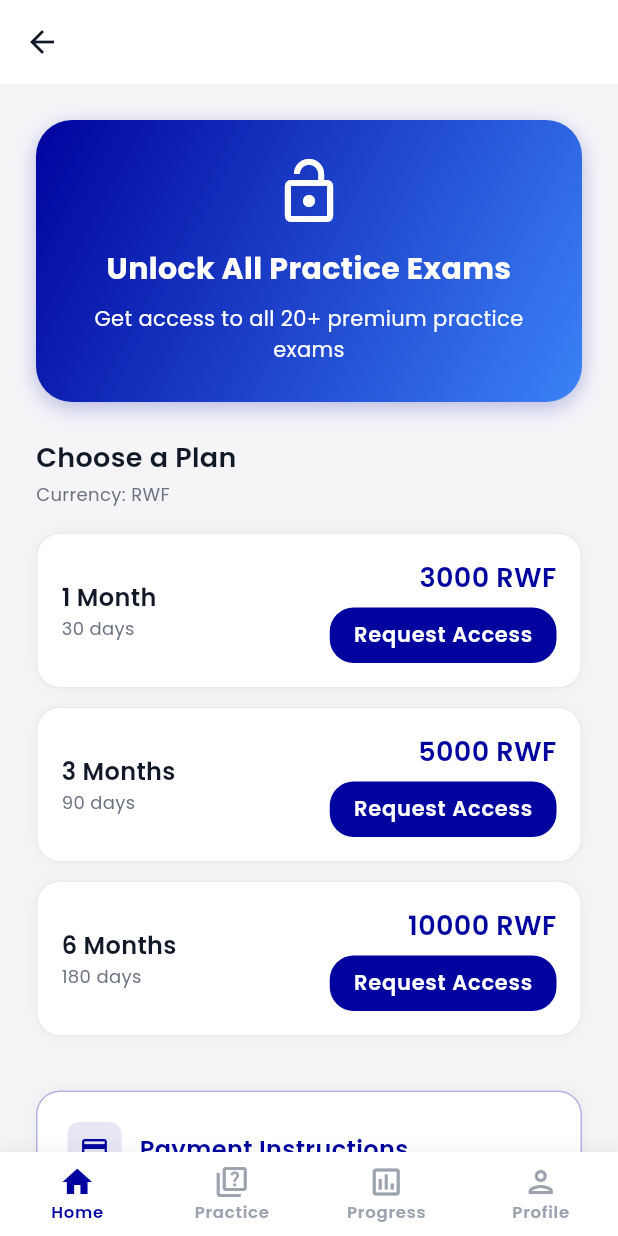
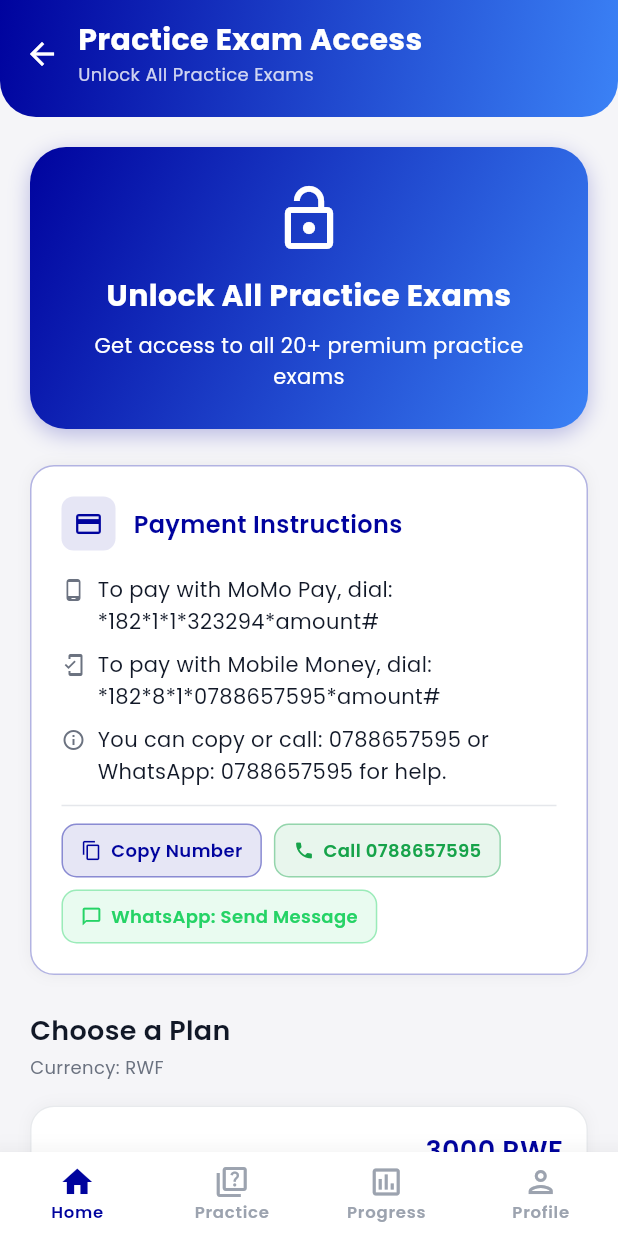
Before and after one commit to codetraildevs/driving_exam_prep_app_ui, a Flutter app: the SubscriptionPage screen opened by its route, on a phone screen of 412 x 824 dp. Run offline on Flutter 3.47's test engine with Material 3 defaults, Android fonts, the phone set to English and light mode, and no system bars; our stand-ins replace device_info_plus, flutter_bloc, go_router, google_fonts, shared_preferences; accounts and stored records are empty.

Commit message:
fix: subscription page issues, overflow in admin_access_page, shared gradient header
- subscription_page: per-tier loading spinner (not all-at-once)
- subscription_page: payment instructions moved BEFORE plan cards
- subscription_page: add copy/call/WhatsApp buttons to instructions card
- subscription_page: update dial codes (*182*1*1*323294*amount# etc.)
- subscription_page: handle backend 200+duplicate:true AND 409 for duplicates
- subscription_page: replace AppBar with curved gradient AppPageHeader
- app_router: redirect paid/active users away from /subscription to /home
- backend index.php: return HTTP 409 for duplicate tier requests
- admin_access_page: fix RenderFlex overflow by wrapping toolbar chips in scrollable row
- shared/widgets/app_page_header.dart: new reusable curved gradient page header
- practice_page/settings_page/profile_page: apply AppPageHeader
- i18n (en/fr/rw): add paymentMomoPayDial, paymentMobileMoneyDial, paymentHelpContact keys

Co-authored-by: codetraildevs <230522764+codetraildevs@users.noreply.github.com>

```diff
--- a/lib/features/profile/presentation/pages/profile_page.dart
+++ b/lib/features/profile/presentation/pages/profile_page.dart
@@ -10,6 +10,7 @@ import '../../../../features/auth/presentation/bloc/auth_bloc.dart';
 import '../../../../shared/network/api_config.dart';
 import '../../../../shared/session/auth_session.dart';
 import '../../../../shared/subscription/subscription_provider.dart';
+import '../../../../shared/widgets/app_page_header.dart';
 
 class ProfilePage extends StatefulWidget {
   /// When [userId] is provided, admin is viewing another user's profile.
--- a/lib/features/subscription/presentation/pages/subscription_page.dart
+++ b/lib/features/subscription/presentation/pages/subscription_page.dart
@@ -2,7 +2,6 @@ import 'dart:convert';
 import 'package:flutter/material.dart';
 import 'package:flutter/services.dart';
 import 'package:flutter_bloc/flutter_bloc.dart';
-import 'package:go_router/go_router.dart';
 import 'package:http/http.dart' as http;
 import 'package:provider/provider.dart';
 import 'package:url_launcher/url_launcher.dart';
@@ -14,6 +13,7 @@ import '../../../../shared/locale/locale_provider.dart';
 import '../../../../shared/network/api_config.dart';
 import '../../../../shared/session/auth_session.dart';
 import '../../../../shared/subscription/subscription_provider.dart';
+import '../../../../shared/widgets/app_page_header.dart';
 
 const _kHelpNumber = '0788657595';
 
@@ -25,7 +25,8 @@ class SubscriptionPage extends StatefulWidget {
 }
 
 class _SubscriptionPageState extends State<SubscriptionPage> {
-  bool _isRequesting = false;
+  /// Which tier is currently being submitted (null = none loading).
+  String? _loadingTier;
   String? _successMessage;
   String? _errorMessage;
   bool _isDuplicateRequest = false;
@@ -53,8 +54,11 @@ class _SubscriptionPageState extends State<SubscriptionPage> {
     int price,
     String langCode,
   ) async {
+    // Prevent submitting another tier while one is already loading.
+    if (_loadingTier != null) return;
+
     setState(() {
-      _isRequesting = true;
+      _loadingTier = tier;
       _successMessage = null;
       _errorMessage = null;
       _isDuplicateRequest = false;
@@ -69,7 +73,7 @@ class _SubscriptionPageState extends State<SubscriptionPage> {
 
     if (userId == null || userId.isEmpty) {
       setState(() {
-        _isRequesting = false;
+        _loadingTier = null;
         _errorMessage = l10n.commonError;
       });
       return;
@@ -95,18 +99,35 @@ class _SubscriptionPageState extends State<SubscriptionPage> {
           )
           .timeout(const Duration(seconds: 15));
 
-      if (response.statusCode == 200 || response.statusCode == 201) {
+      if (response.statusCode == 409) {
+        // Duplicate request (proper HTTP 409).
         setState(() {
-          _successMessage = l10n.subscriptionRequestSent;
+          _isDuplicateRequest = true;
+          _errorMessage = l10n.paymentRequestExists;
         });
-      } else if (response.statusCode == 409) {
-        // Duplicate request
+      } else if (response.statusCode == 200 || response.statusCode == 201) {
+        // Backend may return 200 with duplicate:true for an already-pending tier.
+        Map<String, dynamic> data = {};
+        try {
+          final decoded = json.decode(response.body);
+          if (decoded is Map<String, dynamic>) data = decoded;
+        } catch (_) {}
+        if (data['duplicate'] == true) {
           setState(() {
             _isDuplicateRequest = true;
             _errorMessage = l10n.paymentRequestExists;
           });
         } else {
-        final data = json.decode(response.body);
+          setState(() {
+            _successMessage = l10n.subscriptionRequestSent;
+          });
+        }
+      } else {
+        Map<String, dynamic> data = {};
+        try {
+          final decoded = json.decode(response.body);
+          if (decoded is Map<String, dynamic>) data = decoded;
+        } catch (_) {}
         final msg = (data['message'] as String?)?.isNotEmpty == true
             ? data['message'] as String
             : l10n.paymentError;
@@ -121,7 +142,7 @@ class _SubscriptionPageState extends State<SubscriptionPage> {
         _errorMessage = l10n.paymentError;
       });
     } finally {
-      setState(() => _isRequesting = false);
+      setState(() => _loadingTier = null);
     }
   }
 
@@ -160,32 +181,33 @@ class _SubscriptionPageState extends State<SubscriptionPage> {
     final isLarge = screenWidth >= 600;
 
     return Scaffold(
-      appBar: AppBar(
-        title: Text(l10n.subscriptionTitle),
-        elevation: 0,
-        leading: IconButton(
-          icon: const Icon(Icons.arrow_back),
-          onPressed: () => context.pop(),
+      body: Column(
+        children: [
+          AppPageHeader(
+            title: l10n.subscriptionTitle,
+            subtitle: l10n.subscriptionSubtitle,
+            showBack: true,
           ),
-      ),
-      body: SafeArea(
+          Expanded(
             child: SingleChildScrollView(
-          padding: EdgeInsets.all(isLarge ? 32 : 24),
+              padding: EdgeInsets.all(isLarge ? 32 : 20),
               child: Column(
                 crossAxisAlignment: CrossAxisAlignment.stretch,
                 children: [
-              // Current status
+                  // ── Active subscription banner ──────────────────────────
                   if (subscription.hasActiveAccess) ...[
                     Container(
                       padding: const EdgeInsets.all(16),
                       decoration: BoxDecoration(
                         color: AppColors.success.withValues(alpha: 0.1),
-                    border: Border.all(color: AppColors.success.withValues(alpha: 0.4)),
+                        border: Border.all(
+                            color: AppColors.success.withValues(alpha: 0.4)),
                         borderRadius: BorderRadius.circular(16),
                       ),
                       child: Row(
                         children: [
-                      const Icon(Icons.check_circle, color: AppColors.success),
+                          const Icon(Icons.check_circle,
+                              color: AppColors.success),
                           const SizedBox(width: 12),
                           Expanded(
                             child: Column(
@@ -201,7 +223,10 @@ class _SubscriptionPageState extends State<SubscriptionPage> {
                                 if (subscription.expiresAt != null)
                                   Text(
                                     l10n.subscriptionExpires(
-                                  subscription.expiresAt!.toLocal().toString().split(' ')[0],
+                                      subscription.expiresAt!
+                                          .toLocal()
+                                          .toString()
+                                          .split(' ')[0],
                                     ),
                                     style: AppTextStyles.bodySmall.copyWith(
                                       color: AppColors.textSecondary,
@@ -213,14 +238,15 @@ class _SubscriptionPageState extends State<SubscriptionPage> {
                         ],
                       ),
                     ),
-                const SizedBox(height: 24),
+                    const SizedBox(height: 20),
                   ],
 
-              // Header
+                  // ── Promo header card ────────────────────────────────────
                   Container(
                     padding: const EdgeInsets.all(24),
                     decoration: BoxDecoration(
-                  gradient: AppColors.primaryGradientFor(Theme.of(context).brightness),
+                      gradient: AppColors.primaryGradientFor(
+                          Theme.of(context).brightness),
                       borderRadius: BorderRadius.circular(24),
                       boxShadow: [
                         BoxShadow(
@@ -232,7 +258,8 @@ class _SubscriptionPageState extends State<SubscriptionPage> {
                     ),
                     child: Column(
                       children: [
-                    const Icon(Icons.lock_open, size: 48, color: AppColors.textInverse),
+                        const Icon(Icons.lock_open,
+                            size: 48, color: AppColors.textInverse),
                         const SizedBox(height: 12),
                         Text(
                           l10n.subscriptionSubtitle,
@@ -246,7 +273,8 @@ class _SubscriptionPageState extends State<SubscriptionPage> {
                         const SizedBox(height: 8),
                         Text(
                           l10n.subscriptionGetAccess(langCode == 'rw' ? 12 : 20),
-                      style: const TextStyle(color: AppColors.textInverse, fontSize: 14),
+                          style: const TextStyle(
+                              color: AppColors.textInverse, fontSize: 14),
                           textAlign: TextAlign.center,
                         ),
                       ],
@@ -254,53 +282,64 @@ class _SubscriptionPageState extends State<SubscriptionPage> {
                   ),
                   const SizedBox(height: 24),
 
-              // Pricing label
-              Text(l10n.subscriptionChoosePlan, style: AppTextStyles.heading5),
+                  // ── Payment Instructions — shown FIRST before plan cards ──
+                  _PaymentInstructionsCard(
+                    l10n: l10n,
+                    onCopy: () => _copyNumber(context),
+                    onCall: _callNumber,
+                    onWhatsApp: () =>
+                        _openWhatsApp(l10n.paymentWhatsAppMessage),
+                  ),
+                  const SizedBox(height: 24),
+
+                  // ── Plan selection ────────────────────────────────────────
+                  Text(l10n.subscriptionChoosePlan,
+                      style: AppTextStyles.heading5),
                   const SizedBox(height: 4),
                   Text(
                     l10n.subscriptionCurrency,
-                style: AppTextStyles.bodySmall.copyWith(color: AppColors.textSecondary),
+                    style: AppTextStyles.bodySmall
+                        .copyWith(color: AppColors.textSecondary),
                   ),
                   const SizedBox(height: 16),
 
-              // Plan cards
                   ...plans.map((plan) => _PlanCard(
                         plan: plan,
-                    isLoading: _isRequesting,
+                        loadingTier: _loadingTier,
                         onRequest: (tier, price) =>
                             _requestAccess(context, tier, price, langCode),
                         l10n: l10n,
                       )),
 
-              const SizedBox(height: 24),
-
-              // Payment Instructions Card — always visible
-              _PaymentInstructionsCard(l10n: l10n),
-
-              // Success/Error messages
+                  // ── Success message ──────────────────────────────────────
                   if (_successMessage != null) ...[
                     const SizedBox(height: 16),
                     Container(
                       padding: const EdgeInsets.all(16),
                       decoration: BoxDecoration(
                         color: AppColors.success.withValues(alpha: 0.1),
-                    border: Border.all(color: AppColors.success.withValues(alpha: 0.4)),
+                        border: Border.all(
+                            color: AppColors.success.withValues(alpha: 0.4)),
                         borderRadius: BorderRadius.circular(16),
                       ),
                       child: Row(
                         children: [
-                      const Icon(Icons.check_circle, color: AppColors.success),
+                          const Icon(Icons.check_circle,
+                              color: AppColors.success),
                           const SizedBox(width: 12),
                           Expanded(
                             child: Text(
                               _successMessage!,
-                          style: AppTextStyles.bodyMedium.copyWith(color: AppColors.success),
+                              style: AppTextStyles.bodyMedium
+                                  .copyWith(color: AppColors.success),
                             ),
                           ),
                         ],
                       ),
                     ),
                   ],
+
+                  // ── Error message ────────────────────────────────────────
                   if (_errorMessage != null) ...[
                     const SizedBox(height: 16),
                     _ErrorCard(
@@ -310,13 +349,17 @@ class _SubscriptionPageState extends State<SubscriptionPage> {
                       l10n: l10n,
                       onCopy: () => _copyNumber(context),
                       onCall: _callNumber,
-                  onWhatsApp: () => _openWhatsApp(l10n.paymentWhatsAppMessage),
+                      onWhatsApp: () =>
+                          _openWhatsApp(l10n.paymentWhatsAppMessage),
                     ),
                   ],
-              const SizedBox(height: 16),
+
+                  const SizedBox(height: 24),
                 ],
               ),
             ),
+          ),
+        ],
       ),
     );
   }
@@ -331,8 +374,12 @@ class _PaymentRow extends StatelessWidget {
   @override
   Widget build(BuildContext context) {
     return Row(
+      crossAxisAlignment: CrossAxisAlignment.start,
       children: [
-        Icon(icon, size: 16, color: AppColors.textSecondary),
+        Padding(
+          padding: const EdgeInsets.only(top: 2),
+          child: Icon(icon, size: 16, color: AppColors.textSecondary),
+        ),
         const SizedBox(width: 8),
         Expanded(child: Text(text, style: AppTextStyles.bodyMedium)),
       ],
@@ -340,11 +387,20 @@ class _PaymentRow extends StatelessWidget {
   }
 }
 
-// ─── Payment instructions card — always visible ──────────────────────────────
+// ─── Payment instructions card — always visible, with action buttons ──────────
 
 class _PaymentInstructionsCard extends StatelessWidget {
   final AppLocalizations l10n;
-  const _PaymentInstructionsCard({required this.l10n});
+  final VoidCallback onCopy;
+  final VoidCallback onCall;
+  final VoidCallback onWhatsApp;
+
+  const _PaymentInstructionsCard({
+    required this.l10n,
+    required this.onCopy,
+    required this.onCall,
+    required this.onWhatsApp,
+  });
 
   @override
   Widget build(BuildContext context) {
@@ -384,31 +440,36 @@ class _PaymentInstructionsCard extends StatelessWidget {
             ],
           ),
           const SizedBox(height: 16),
-          _PaymentRow(icon: Icons.phone_android, text: l10n.paymentMomoPayNumber),
+          _PaymentRow(icon: Icons.phone_android, text: l10n.paymentMomoPayDial),
           const SizedBox(height: 8),
-          _PaymentRow(icon: Icons.mobile_friendly, text: l10n.paymentMobileMoneyNumber),
+          _PaymentRow(icon: Icons.mobile_friendly, text: l10n.paymentMobileMoneyDial),
+          const SizedBox(height: 8),
+          _PaymentRow(icon: Icons.info_outline, text: l10n.paymentHelpContact),
           const Divider(height: 24),
-          Row(
+          Wrap(
+            spacing: 8,
+            runSpacing: 8,
             children: [
-              Container(
-                padding: const EdgeInsets.all(8),
-                decoration: BoxDecoration(
-                  color: AppColors.warning.withValues(alpha: 0.1),
-                  borderRadius: BorderRadius.circular(8),
+              _ActionButton(
+                icon: Icons.copy,
+                label: l10n.paymentCopyNumber,
+                onTap: onCopy,
+                color: AppColors.primary,
               ),
-                child: const Icon(Icons.help_outline, color: AppColors.warning, size: 20),
+              _ActionButton(
+                icon: Icons.phone,
+                label: l10n.paymentCallNumber,
+                onTap: onCall,
+                color: AppColors.success,
               ),
-              const SizedBox(width: 12),
-              Text(
-                l10n.subscriptionNeedHelp,
-                style: AppTextStyles.heading6.copyWith(color: AppColors.warning),
+              _ActionButton(
+                icon: Icons.chat_bubble_outline,
+                label: l10n.paymentWhatsApp,
+                onTap: onWhatsApp,
+                color: const Color(0xFF25D366),
               ),
             ],
           ),
-          const SizedBox(height: 12),
-          _PaymentRow(icon: Icons.phone, text: l10n.subscriptionHelpCall),
-          const SizedBox(height: 8),
-          _PaymentRow(icon: Icons.chat, text: l10n.subscriptionHelpWhatsapp),
         ],
       ),
     );
@@ -547,13 +608,14 @@ class _ActionButton extends StatelessWidget {
 
 class _PlanCard extends StatelessWidget {
   final Map<String, dynamic> plan;
-  final bool isLoading;
+  /// The tier currently loading, or null if nothing is loading.
+  final String? loadingTier;
   final void Function(String tier, int price) onRequest;
   final AppLocalizations l10n;
 
   const _PlanCard({
     required this.plan,
-    required this.isLoading,
+    required this.loadingTier,
     required this.onRequest,
     required this.l10n,
   });
@@ -564,6 +626,9 @@ class _PlanCard extends StatelessWidget {
     final price = plan['price'] as int;
     final label = plan['label'] as String;
     final days = plan['durationDays'] as int;
+
+    final isThisTierLoading = loadingTier == tier;
+    final anyLoading = loadingTier != null;
 
     return Container(
       margin: const EdgeInsets.only(bottom: 12),
@@ -600,13 +665,15 @@ class _PlanCard extends StatelessWidget {
                 ),
                 const SizedBox(height: 8),
                 ElevatedButton(
-                  onPressed: isLoading ? null : () => onRequest(tier, price),
+                  // Disable all buttons while any tier is loading.
+                  onPressed: anyLoading ? null : () => onRequest(tier, price),
                   style: ElevatedButton.styleFrom(
                     padding: const EdgeInsets.symmetric(horizontal: 16, vertical: 8),
                     minimumSize: Size.zero,
                     tapTargetSize: MaterialTapTargetSize.shrinkWrap,
                   ),
-                  child: isLoading
+                  // Only THIS card's button shows a spinner.
+                  child: isThisTierLoading
                       ? const SizedBox(
                           width: 16,
                           height: 16,
--- a/lib/l10n/intl_en.arb
+++ b/lib/l10n/intl_en.arb
@@ -911,11 +911,20 @@
   "paymentMomoPayNumber": "MoMo Pay: 323294",
   "@paymentMomoPayNumber": { "description": "MoMo pay number" },
 
+  "paymentMomoPayDial": "To pay with MoMo Pay, dial: *182*1*1*323294*amount#",
+  "@paymentMomoPayDial": { "description": "MoMo Pay dial instruction" },
+
   "paymentMobileMoneyNumber": "Mobile Money: 0788657595",
   "@paymentMobileMoneyNumber": { "description": "Mobile money number" },
 
+  "paymentMobileMoneyDial": "To pay with Mobile Money, dial: *182*8*1*0788657595*amount#",
+  "@paymentMobileMoneyDial": { "description": "Mobile Money dial instruction" },
+
   "paymentHelpText": "Need help? Call or WhatsApp: 0788657595",
   "@paymentHelpText": { "description": "Payment help text" },
+
+  "paymentHelpContact": "You can copy or call: 0788657595 or WhatsApp: 0788657595 for help.",
+  "@paymentHelpContact": { "description": "Payment help contact line" },
 
   "paymentError": "Payment request failed. Please pay manually using the instructions below.",
   "@paymentError": { "description": "Payment error message" },
--- a/lib/l10n/intl_fr.arb
+++ b/lib/l10n/intl_fr.arb
@@ -295,8 +295,11 @@
 
   "paymentInstructionsTitle": "Instructions de paiement",
   "paymentMomoPayNumber": "MoMo Pay: 323294",
+  "paymentMomoPayDial": "Pour payer avec MoMo Pay, composez: *182*1*1*323294*montant#",
   "paymentMobileMoneyNumber": "Mobile Money: 0788657595",
+  "paymentMobileMoneyDial": "Pour payer avec Mobile Money, composez: *182*8*1*0788657595*montant#",
   "paymentHelpText": "Besoin d'aide ? Appelez ou WhatsApp: 0788657595",
+  "paymentHelpContact": "Vous pouvez copier ou appeler: 0788657595 ou WhatsApp: 0788657595 pour de l'aide.",
 
   "paymentError": "La demande de paiement a échoué. Veuillez payer manuellement en utilisant les instructions ci-dessous.",
   "paymentCopyNumber": "Copier le numéro",
--- a/lib/l10n/intl_rw.arb
+++ b/lib/l10n/intl_rw.arb
@@ -295,8 +295,11 @@
 
   "paymentInstructionsTitle": "Amabwiriza yo kwishyura",
   "paymentMomoPayNumber": "MoMo Pay: 323294",
+  "paymentMomoPayDial": "Kwishyura na MoMo Pay, kanda: *182*1*1*323294*amafaranga#",
   "paymentMobileMoneyNumber": "Mobile Money: 0788657595",
+  "paymentMobileMoneyDial": "Kwishyura na Mobile Money, kanda: *182*8*1*0788657595*amafaranga#",
   "paymentHelpText": "Ukeneye ubufasha? Hamagara cyangwa WhatsApp: 0788657595",
+  "paymentHelpContact": "Urashobora kopi cyangwa guhamagara: 0788657595 cyangwa WhatsApp: 0788657595 kugira ubufasha.",
 
   "paymentError": "Ubusabe bwo kwishyura bwananiranye. Nyamuneka wishyure ukoresha amabwiriza hano epfo.",
   "paymentCopyNumber": "Kopi nimero",
--- /dev/null
+++ b/lib/shared/widgets/app_page_header.dart
@@ -0,0 +1,99 @@
+import 'package:flutter/material.dart';
+import 'package:flutter/services.dart';
+import '../../config/theme/app_colors.dart';
+import '../../config/theme/app_text_styles.dart';
+
+/// Reusable curved gradient page header used across all logged-in pages.
+///
+/// Mirrors the compact header on [HomePage] so every protected page shares the
+/// same primary-gradient curved bottom appearance.
+class AppPageHeader extends StatelessWidget {
+  /// Title shown in the centre / left of the header.
+  final String title;
+
+  /// Optional subtitle shown below the title.
+  final String? subtitle;
+
+  /// When true a back-arrow is shown on the left; tapping it calls
+  /// [Navigator.pop]. Set to false on shell-route pages that already have
+  /// bottom-navigation (home, practice, progress, profile …).
+  final bool showBack;
+
+  /// Optional widget placed on the right side of the header (e.g. an icon
+  /// button). Ignored when [showBack] is true and no [trailing] is supplied.
+  final Widget? trailing;
+
+  const AppPageHeader({
+    Key? key,
+    required this.title,
+    this.subtitle,
+    this.showBack = true,
+    this.trailing,
+  }) : super(key: key);
+
+  @override
+  Widget build(BuildContext context) {
+    final topPadding = MediaQuery.of(context).padding.top;
+
+    return AnnotatedRegion<SystemUiOverlayStyle>(
+      value: const SystemUiOverlayStyle(
+        statusBarColor: Colors.transparent,
+        statusBarIconBrightness: Brightness.light,
+        statusBarBrightness: Brightness.dark,
+      ),
+      child: Container(
+        width: double.infinity,
+        padding: EdgeInsets.fromLTRB(
+          showBack ? 4 : 20,
+          topPadding + 12,
+          12,
+          18,
+        ),
+        decoration: BoxDecoration(
+          gradient: AppColors.primaryGradientFor(Theme.of(context).brightness),
+          borderRadius: const BorderRadius.vertical(bottom: Radius.circular(24)),
+        ),
+        child: Row(
+          children: [
+            if (showBack)
+              IconButton(
+                icon: const Icon(Icons.arrow_back, color: AppColors.textInverse),
+                onPressed: () => Navigator.of(context).maybePop(),
+              ),
+            Expanded(
+              child: Column(
+                crossAxisAlignment: CrossAxisAlignment.start,
+                mainAxisSize: MainAxisSize.min,
+                children: [
+                  Text(
+                    title,
+                    style: AppTextStyles.heading3.copyWith(
+                      color: AppColors.textInverse,
+                      fontWeight: FontWeight.bold,
+                      fontSize: 20,
+                    ),
+                    maxLines: 1,
+                    overflow: TextOverflow.ellipsis,
+                  ),
+                  if (subtitle != null) ...[
+                    const SizedBox(height: 2),
+                    Text(
+                      subtitle!,
+                      style: AppTextStyles.bodySmall.copyWith(
+                        color: AppColors.textInverse.withValues(alpha: 0.8),
+                        fontSize: 12,
+                      ),
+                      maxLines: 1,
+                      overflow: TextOverflow.ellipsis,
+                    ),
+                  ],
+                ],
+              ),
+            ),
+            if (trailing != null) trailing!,
+          ],
+        ),
+      ),
+    );
+  }
+}
```
Also changed, not shown: lib/config/router/app_router.dart (+10 -0 lines), lib/features/admin/presentation/pages/admin_access_page.dart (+14 -3 lines), lib/features/practice/presentation/pages/practice_page.dart (+18 -7 lines), lib/features/settings/presentation/pages/settings_page.dart (+9 -9 lines), lib/l10n/generated/app_localizations.dart, lib/l10n/generated/app_localizations_en.dart, lib/l10n/generated/app_localizations_fr.dart, lib/l10n/generated/app_localizations_rw.dart, 1 other file. Lines whose indentation alone changed are shown as unchanged.
